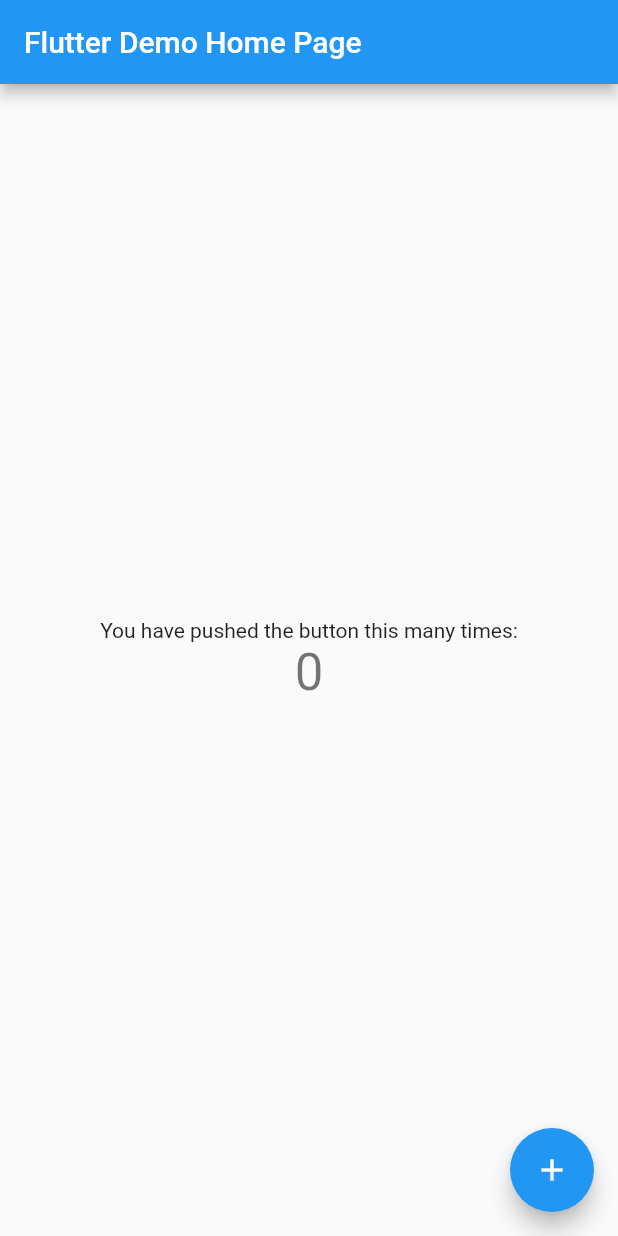
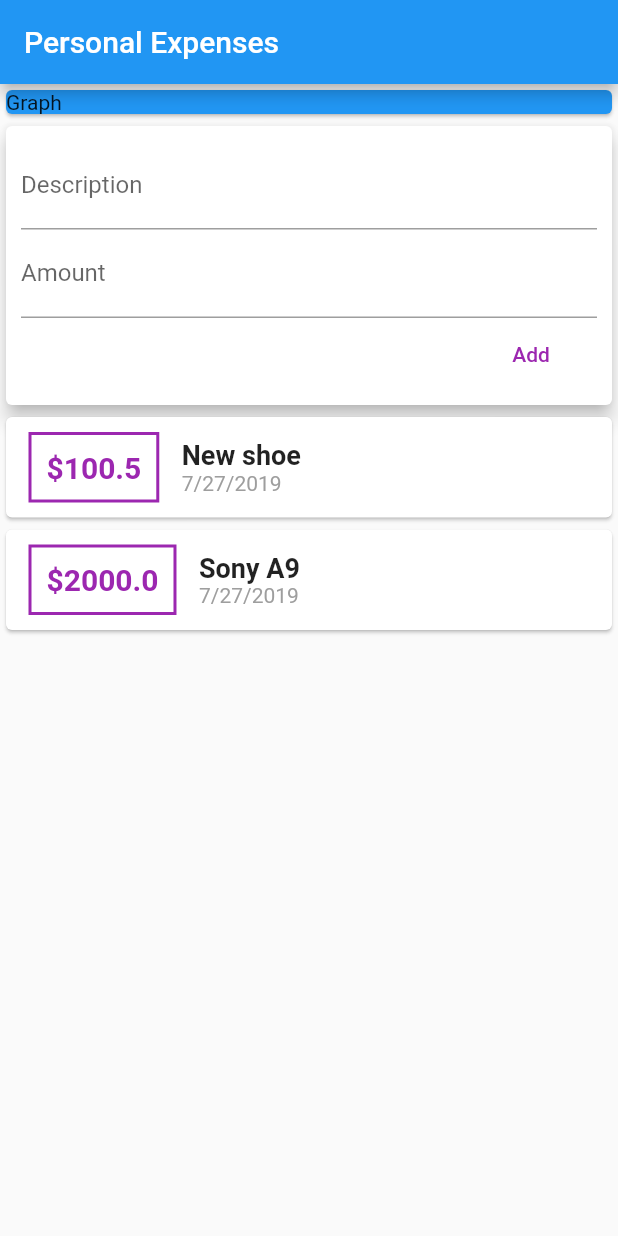
Before and after one commit to nemethmik/LF1NapiBuxa, a Flutter app: the screen it shows after launch, on a phone screen of 412 x 824 dp. Run offline on Flutter 3.47's test engine with Material 2 defaults, Android fonts, the phone set to English and light mode, and no system bars.

Commit message:
Expense list, add expense, progress bar

```diff
--- /dev/null
+++ b/lib/expense.dart
@@ -0,0 +1,11 @@
+import "package:meta/meta.dart";
+//import 'package:flutter/foundation.dart';
+class Expense {
+  final int id;
+  final String description;
+  final double amount;
+  final DateTime date;
+  Expense({@required this.id, @required this.description, @required this.amount, @required this.date});
+  Expense.auto({@required this.description, @required this.amount}) :
+    id  = DateTime.now().millisecondsSinceEpoch, date = DateTime.now();
+}
--- /dev/null
+++ b/lib/expenseservicedemoimpl.dart
@@ -0,0 +1,34 @@
+import './expense.dart';
+import './iexpenseservice.dart';
+
+class _ExpenseServiceDemoImpl implements IExpenseService {
+  final Map<int,Expense> _expenses = {};
+  _ExpenseServiceDemoImpl(){
+    addExpenseAsync(expense: Expense(id: 1, date: DateTime.now(), description: "New shoe", amount: 100.5, ));
+    addExpenseAsync(expense: Expense(id: 2, date: DateTime.now(), description: "Sony A9", amount: 2000, ));
+  }
+  @override
+  Future<Iterable<Expense>> queryExpensesAsync({String user, DateTime from, DateTime to}) async {
+    await Future.delayed(Duration(seconds: 1)); //To simulate network delays
+    return _expenses.values;
+  }
+  @override
+  Future<int> addExpenseAsync({String user,Expense expense}) async {
+    if(expense.id == null) throw Exception("No ID defined for expense");
+    _expenses[expense.id] = expense;
+    await Future.delayed(Duration(seconds: 2)); //To simulate network delays
+    return expense.id;
+  }
+  @override
+  Future<Expense> getExpenseByIdAsync(int id) async {
+    return _expenses[id];
+  }
+}
+abstract class ExpenseService {
+  static final IExpenseService inst = _ExpenseServiceDemoImpl();
+}
+// Factory cannot be used for programming this interface returning concept
+// class ExpenseService {
+//   static final IExpenseService _instance = _ExpenseServiceDemoImpl();
+//   factory ExpenseService() => _instance;
+// }
--- /dev/null
+++ b/lib/iexpenseservice.dart
@@ -0,0 +1,8 @@
+import "package:meta/meta.dart";
+import './expense.dart';
+
+abstract class IExpenseService {
+  Future<Iterable<Expense>> queryExpensesAsync({@required String user, DateTime from, DateTime to});
+  Future<int> addExpenseAsync({@required String user,@required Expense expense}); //ID automatically generated
+  Future<Expense> getExpenseByIdAsync(int id);
+}
--- a/lib/main.dart
+++ b/lib/main.dart
@@ -1,111 +1,147 @@
 import 'package:flutter/material.dart';
+import 'package:intl/intl.dart';
+import './expenseservicedemoimpl.dart' show ExpenseService;
+import './expense.dart';
 
 void main() => runApp(MyApp());
 
 class MyApp extends StatelessWidget {
-  // This widget is the root of your application.
   @override
   Widget build(BuildContext context) {
     return MaterialApp(
-      title: 'Flutter Demo',
+      title: 'Napi Buxa',
       theme: ThemeData(
-        // This is the theme of your application.
-        //
-        // Try running your application with "flutter run". You'll see the
-        // application has a blue toolbar. Then, without quitting the app, try
-        // changing the primarySwatch below to Colors.green and then invoke
-        // "hot reload" (press "r" in the console where you ran "flutter run",
-        // or simply save your changes to "hot reload" in a Flutter IDE).
-        // Notice that the counter didn't reset back to zero; the application
-        // is not restarted.
         primarySwatch: Colors.blue,
       ),
-      home: MyHomePage(title: 'Flutter Demo Home Page'),
+      home: MyHomePage(title: 'Personal Expenses'),
     );
   }
 }
 
 class MyHomePage extends StatefulWidget {
   MyHomePage({Key key, this.title}) : super(key: key);
-
-  // This widget is the home page of your application. It is stateful, meaning
-  // that it has a State object (defined below) that contains fields that affect
-  // how it looks.
-
-  // This class is the configuration for the state. It holds the values (in this
-  // case the title) provided by the parent (in this case the App widget) and
-  // used by the build method of the State. Fields in a Widget subclass are
-  // always marked "final".
-
   final String title;
-
   @override
   _MyHomePageState createState() => _MyHomePageState();
 }
 
 class _MyHomePageState extends State<MyHomePage> {
-  int _counter = 0;
-
-  void _incrementCounter() {
+  //String amount;
+  //String description;
+  final amountCtrl = TextEditingController();
+  final descriptionCtrl = TextEditingController();
+  bool isBusy = true;
+  @override
+  void initState() {
+    queryExpensesAsyncSetState(); //Set State is very here, too
+    super.initState();
+  }
+  void _addExpenseAsync() async {
+    // print(this.amount);
+    // print(this.description);
+    setState(()=> isBusy = true);
+    try {
+      var e = Expense.auto(description: descriptionCtrl.text, amount: double.parse(amountCtrl.text));
+      await ExpenseService.inst.addExpenseAsync(user: "DEMO",expense: e);
+      queryExpensesAsyncSetState();
+    } catch(error) {
+      print(error.toString());
+      setState(()=> isBusy = false);
+    }
+  }
+  Iterable<Expense> _expenses = {};
+  Future<void> queryExpensesAsyncSetState() async {
+    setState(()=> isBusy = true);
+    var queryResult = await ExpenseService.inst.queryExpensesAsync(user: "DEMO");
     setState(() {
-      // This call to setState tells the Flutter framework that something has
-      // changed in this State, which causes it to rerun the build method below
-      // so that the display can reflect the updated values. If we changed
-      // _counter without calling setState(), then the build method would not be
-      // called again, and so nothing would appear to happen.
-      _counter++;
+      _expenses = queryResult;
+      isBusy = false;
     });
   }
-
   @override
   Widget build(BuildContext context) {
-    // This method is rerun every time setState is called, for instance as done
-    // by the _incrementCounter method above.
-    //
-    // The Flutter framework has been optimized to make rerunning build methods
-    // fast, so that you can just rebuild anything that needs updating rather
-    // than having to individually change instances of widgets.
     return Scaffold(
       appBar: AppBar(
-        // Here we take the value from the MyHomePage object that was created by
-        // the App.build method, and use it to set our appbar title.
         title: Text(widget.title),
       ),
       body: Center(
-        // Center is a layout widget. It takes a single child and positions it
-        // in the middle of the parent.
         child: Column(
-          // Column is also layout widget. It takes a list of children and
-          // arranges them vertically. By default, it sizes itself to fit its
-          // children horizontally, and tries to be as tall as its parent.
-          //
-          // Invoke "debug painting" (press "p" in the console, choose the
-          // "Toggle Debug Paint" action from the Flutter Inspector in Android
-          // Studio, or the "Toggle Debug Paint" command in Visual Studio Code)
-          // to see the wireframe for each widget.
-          //
-          // Column has various properties to control how it sizes itself and
-          // how it positions its children. Here we use mainAxisAlignment to
-          // center the children vertically; the main axis here is the vertical
-          // axis because Columns are vertical (the cross axis would be
-          // horizontal).
-          mainAxisAlignment: MainAxisAlignment.center,
+          mainAxisAlignment: MainAxisAlignment.start,
+          crossAxisAlignment: CrossAxisAlignment.stretch,
           children: <Widget>[
-            Text(
-              'You have pushed the button this many times:',
+            Card(
+              color: Colors.blue,
+              child: Text("Graph"),
             ),
-            Text(
-              '$_counter',
-              style: Theme.of(context).textTheme.display1,
-            ),
+            _expenseTextInputFields(),
+            isBusy ? Center(child: CircularProgressIndicator(),) : _expenseList(),
           ],
         ),
       ),
-      floatingActionButton: FloatingActionButton(
-        onPressed: _incrementCounter,
-        tooltip: 'Increment',
-        child: Icon(Icons.add),
-      ), // This trailing comma makes auto-formatting nicer for build methods.
     );
   }
+
+  Widget _expenseTextInputFields() =>
+    Card(
+      elevation: 5,
+      child: Container(
+        padding: EdgeInsets.all(10),
+        child: Column(
+          crossAxisAlignment: CrossAxisAlignment.end,
+          children: <Widget>[
+            TextField(
+              decoration: InputDecoration(labelText: "Description"),
+              controller: descriptionCtrl,
+              //onChanged: (v){description = v;},
+            ),
+            TextField(
+              decoration: InputDecoration(labelText: "Amount"),
+              controller: amountCtrl,
+              //onChanged: (v) => amount = v,
+            ),
+            FlatButton(
+              textColor: Colors.purple,
+              child: Text("Add"),
+              onPressed: _addExpenseAsync,
+            )
+          ],
+        ),
+      ),
+    );
+
+  Widget _expenseList() => Column(
+    children: <Widget>[
+      ..._expenses.map((e) => _expenseCard(e))
+    ]);
+
+  Widget _expenseCard(Expense e) => Card(
+      //color: Colors.amber,
+      child: Row(children: <Widget>[
+    Container(
+      margin: EdgeInsets.symmetric(vertical: 10, horizontal: 15),
+      child: Text(
+        "\$${e.amount}",
+        style: TextStyle(
+            fontWeight: FontWeight.bold,
+            color: Colors.purple,
+            fontSize: 20),
+      ),
+      decoration: BoxDecoration(
+          border: Border.all(color: Colors.purple, width: 2)),
+      padding: EdgeInsets.all(10),
+    ),
+    Column(
+      crossAxisAlignment: CrossAxisAlignment.start,
+      children: <Widget>[
+        Text(
+          e.description,
+          style: TextStyle(fontSize: 18, fontWeight: FontWeight.bold),
+        ),
+        Text(
+          DateFormat.yMd().format(e.date),
+          style: TextStyle(color: Colors.grey),
+        )
+      ],
+    )
+  ]));
 }
--- a/pubspec.yaml
+++ b/pubspec.yaml
@@ -14,11 +14,12 @@ description: A new Flutter project.
 version: 1.0.0+1
 
 environment:
-  sdk: ">=2.1.0 <3.0.0"
+  sdk: ">=2.3.0 <3.0.0"
 
 dependencies:
   flutter:
     sdk: flutter
+  intl: ^0.15.8
 
   # The following adds the Cupertino Icons font to your application.
   # Use with the CupertinoIcons class for iOS style icons.
```
Also changed, not shown: pubspec.lock, 1 other file.
